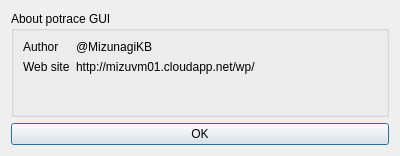
Before: the Qt Designer form ui/About.ui in MizunagiKB/potrace_gui, drawn with Qt 5.
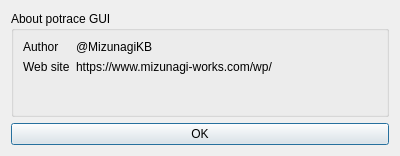
After: the same form once the commit is applied.

Diff of the .ui file:
```diff
--- a/ui/About.ui
+++ b/ui/About.ui
@@ -47,7 +47,7 @@
       <item row="1" column="1">
        <widget class="QLabel" name="label_4">
         <property name="text">
-         <string>http://mizuvm01.cloudapp.net/wp/</string>
+         <string>https://www.mizunagi-works.com/wp/</string>
         </property>
        </widget>
       </item>
```
